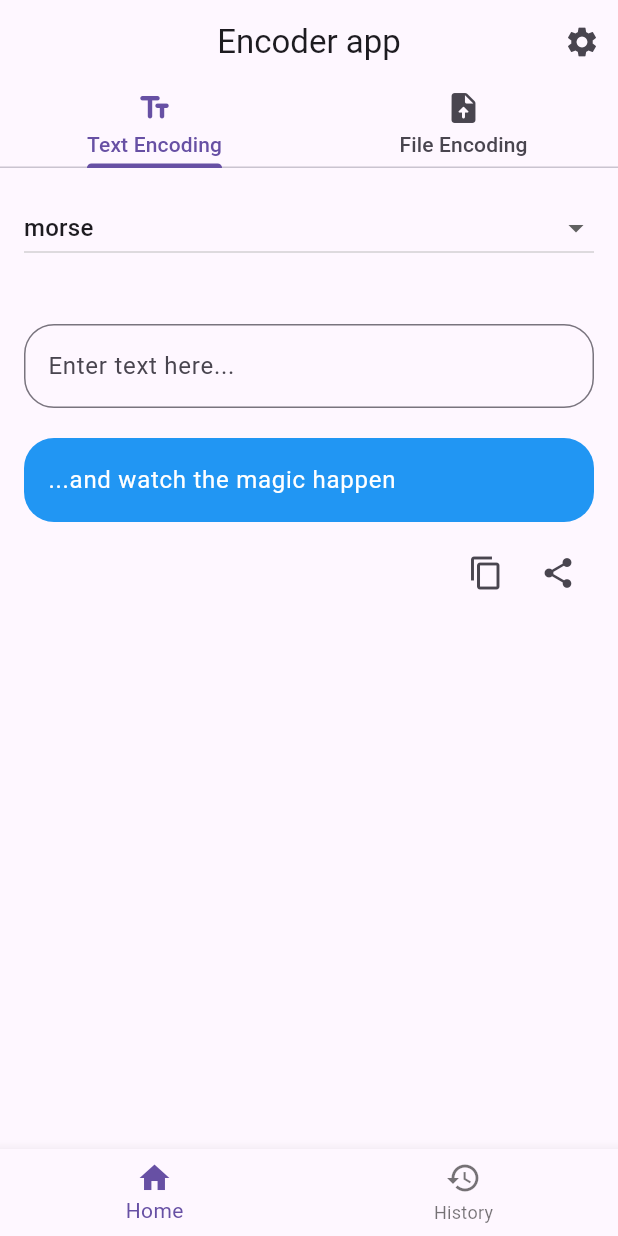
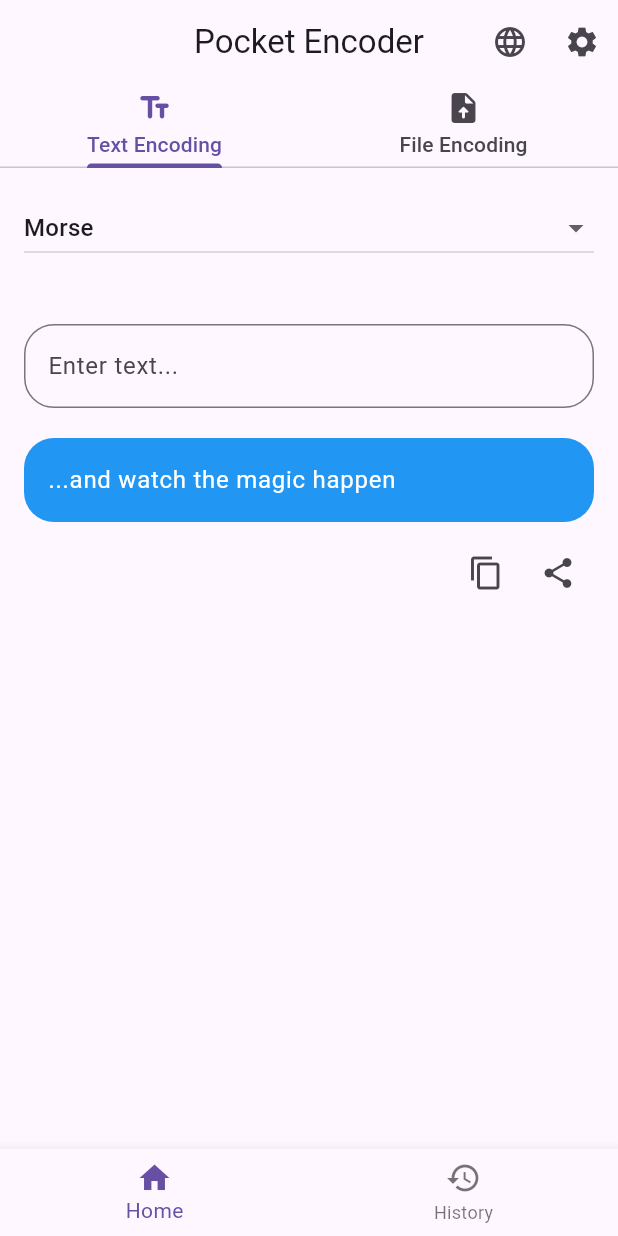
Before and after one commit to iorhael/flutter_encoder, a Flutter app: the screen it shows after launch, on a phone screen of 412 x 824 dp. Run offline on Flutter 3.47's test engine with Material 3 defaults, Android fonts, the phone set to English and light mode, and no system bars; our stand-ins replace easy_localization, file_picker, share_plus.

Commit message:
Add easy_localization

```diff
--- a/l10n.yaml
+++ /dev/null
@@ -1,3 +0,0 @@
-arb-dir: lib/src/localization
-template-arb-file: app_en.arb
-output-localization-file: app_localizations.dart
--- a/lib/src/app.dart
+++ b/lib/src/app.dart
@@ -1,6 +1,5 @@
 import 'package:flutter/material.dart';
-import 'package:flutter_gen/gen_l10n/app_localizations.dart';
-import 'package:flutter_localizations/flutter_localizations.dart';
+import 'package:easy_localization/easy_localization.dart';
 
 import 'main_view.dart';
 import 'settings/settings_controller.dart';
@@ -32,26 +31,9 @@ class MyApp extends StatelessWidget {
           // background.
           restorationScopeId: 'app',
 
-          // Provide the generated AppLocalizations to the MaterialApp. This
-          // allows descendant Widgets to display the correct translations
-          // depending on the user's locale.
-          localizationsDelegates: const [
-            AppLocalizations.delegate,
-            GlobalMaterialLocalizations.delegate,
-            GlobalWidgetsLocalizations.delegate,
-            GlobalCupertinoLocalizations.delegate,
-          ],
-          supportedLocales: const [
-            Locale('en', ''), // English, no country code
-          ],
-
-          // Use AppLocalizations to configure the correct application title
-          // depending on the user's locale.
-          //
-          // The appTitle is defined in .arb files found in the localization
-          // directory.
-          onGenerateTitle: (BuildContext context) =>
-              AppLocalizations.of(context)!.appTitle,
+          localizationsDelegates: context.localizationDelegates,
+          supportedLocales: context.supportedLocales,
+          locale: context.locale,
 
           // Define a light and dark color theme. Then, read the user's
           // preferred ThemeMode (light, dark, or system default) from the
--- a/lib/src/file_encode/file_encode_controller.dart
+++ b/lib/src/file_encode/file_encode_controller.dart
@@ -3,7 +3,6 @@ import 'dart:io';
 
 class FileEncodeController {
   Future<File?> pickFile() async {
-
     final result = await FilePicker.platform.pickFiles(
       allowMultiple: false,
       type: FileType.custom,
--- a/lib/src/file_encode/file_encode_view.dart
+++ b/lib/src/file_encode/file_encode_view.dart
@@ -44,7 +44,7 @@ class _FileEncodeViewState extends State<FileEncodeView> {
                 'Picked file: ${_selectedFile!.path}',
                 style: const TextStyle(fontSize: 16),
                 textAlign: TextAlign.center,
-            ),
+              ),
           ],
         ),
       ),
--- a/lib/src/localization/app_en.arb
+++ /dev/null
@@ -1,6 +0,0 @@
-{
-  "appTitle": "flutter_encoder",
-  "@appTitle": {
-    "description": "The title of the application"
-  }
-}
--- a/lib/src/main_view.dart
+++ b/lib/src/main_view.dart
@@ -1,4 +1,5 @@
 import 'package:flutter/material.dart';
+import 'package:easy_localization/easy_localization.dart';
 
 import 'settings/settings_view.dart';
 import 'text_encode/text_encode_view.dart';
@@ -30,9 +31,19 @@ class _MainViewState extends State<MainView> {
   Widget build(BuildContext context) {
     return Scaffold(
       appBar: AppBar(
-        title: Text('Encoder app'),
+        title: Text(context.tr('mainTitle')),
         centerTitle: true,
         actions: [
+          IconButton(
+            icon: const Icon(Icons.language),
+            onPressed: () {
+              if (context.locale == const Locale('en')) {
+                context.setLocale(const Locale('ru'));
+              } else {
+                context.setLocale(const Locale('en'));
+              }
+            },
+          ),
           IconButton(
             icon: const Icon(Icons.settings),
             onPressed: () {
@@ -45,14 +56,14 @@ class _MainViewState extends State<MainView> {
         child: _widgetOptions.elementAt(_selectedIndex),
       ),
       bottomNavigationBar: BottomNavigationBar(
-        items: const <BottomNavigationBarItem>[
+        items: <BottomNavigationBarItem>[
           BottomNavigationBarItem(
             icon: Icon(Icons.home),
-            label: 'Home',
+            label: context.tr('homeNavTitle'),
           ),
           BottomNavigationBarItem(
             icon: Icon(Icons.history),
-            label: 'History',
+            label: context.tr('historyNavTitle'),
           ),
         ],
         currentIndex: _selectedIndex,
--- a/lib/src/text_encode/text_encode_view.dart
+++ b/lib/src/text_encode/text_encode_view.dart
@@ -1,10 +1,11 @@
 import 'package:flutter/material.dart';
+import 'package:easy_localization/easy_localization.dart';
 
 import '../file_encode/file_encode_view.dart';
 import 'text_input_view.dart';
 
 class TextEncodeView extends StatelessWidget {
-  TextEncodeView ({super.key});
+  TextEncodeView({super.key});
 
   final List<Widget> _tabs = [
     TextInputView(),
@@ -19,8 +20,12 @@ class TextEncodeView extends StatelessWidget {
         appBar: AppBar(
           flexibleSpace: TabBar(
             tabs: [
-              Tab(icon: Icon(Icons.text_fields_rounded), text: 'Text Encoding'),
-              Tab(icon: Icon(Icons.upload_file_rounded), text: 'File Encoding'),
+              Tab(
+                  icon: Icon(Icons.text_fields_rounded),
+                  text: context.tr('textTabTitle')),
+              Tab(
+                  icon: Icon(Icons.upload_file_rounded),
+                  text: context.tr('fileTabTitle')),
             ],
           ),
         ),
--- a/lib/src/text_encode/text_input_view.dart
+++ b/lib/src/text_encode/text_input_view.dart
@@ -1,7 +1,9 @@
 import 'package:flutter/material.dart';
 import 'package:flutter/services.dart';
 import 'package:share_plus/share_plus.dart';
+import 'package:easy_localization/easy_localization.dart';
 
+import '../ciphers/encode_helper.dart';
 import '../ciphers/morse_encoder.dart';
 import '../ciphers/caesar_encoder.dart';
 import '../ciphers/vigenere_encoder.dart';
@@ -21,8 +23,26 @@ class _TextInputView extends State<TextInputView> {
   final TextEditingController _outputController = TextEditingController();
 
   EncodeAlgorithm _selectedAlgorithm = EncodeAlgorithm.morse;
+
   int _shiftValue = 1;
+  Locale? _previousLocale;
+
   bool _isErrorMessageVisible = false;
+
+  // To avoid slider overflow on locale changing due to different max alphabets sizes
+  @override
+  void didChangeDependencies() {
+    super.didChangeDependencies();
+
+    final currentLocale = context.locale;
+    if (_previousLocale != currentLocale) {
+      // Locale has changed, reset the slider value
+      setState(() {
+        _shiftValue = 1;
+      });
+      _previousLocale = currentLocale;
+    }
+  }
 
   @override
   Widget build(BuildContext context) {
@@ -51,7 +71,8 @@ class _TextInputView extends State<TextInputView> {
                               (EncodeAlgorithm value) {
                         return DropdownMenuItem<EncodeAlgorithm>(
                           value: value,
-                          child: Text(value.toString().split('.').last),
+                          child: Text(
+                              context.tr(value.toString().split('.').last)),
                         );
                       }).toList(),
                       isExpanded: true,
@@ -63,15 +84,16 @@ class _TextInputView extends State<TextInputView> {
                       TextField(
                         controller: _keyController,
                         decoration: InputDecoration(
-                          labelText: "Key:",
+                          labelText: context.tr('vigenereKeyHint'),
                           border: OutlineInputBorder(
                               borderRadius: BorderRadius.circular(20)),
                         ),
                         textCapitalization: TextCapitalization.characters,
                         keyboardType: TextInputType.text,
                         inputFormatters: <TextInputFormatter>[
-                          FilteringTextInputFormatter.allow(RegExp(r'[A-Z]'))
-                        ], // Update for different languages
+                          FilteringTextInputFormatter.allow(RegExp(
+                              EncodeHelper.alphabetInfo(context.locale.languageCode)['capitalLettersRange']!)),
+                        ],
                         onChanged: (text) {
                           setState(() {
                             _keyController.text = text;
@@ -82,12 +104,12 @@ class _TextInputView extends State<TextInputView> {
                     // Caesar slider
                     if (_selectedAlgorithm == EncodeAlgorithm.caesar)
                       Column(children: [
-                        Text('Shift:'),
+                        Text(context.tr('caesarShiftHint')),
                         Slider(
                           value: _shiftValue.toDouble(),
                           min: 1,
-                          max: 26,
-                          divisions: 25,
+                          max: double.parse(EncodeHelper.alphabetInfo( context.locale.languageCode)['sizeOfAlphabet']!),
+                          divisions: int.parse(EncodeHelper.alphabetInfo(context .locale.languageCode)['sizeOfAlphabet']!) - 1,
                           label: _shiftValue.toString(),
                           activeColor: Colors.blue,
                           onChanged: (double value) {
@@ -109,19 +131,25 @@ class _TextInputView extends State<TextInputView> {
                       decoration: InputDecoration(
                           border: OutlineInputBorder(
                               borderRadius: BorderRadius.circular(20)),
-                          hintText: "Enter text here..."),
+                          hintText: context.tr('encoderInputHint')),
                       onChanged: (text) {
                         setState(() {
                           try {
                             switch (_selectedAlgorithm) {
                               case EncodeAlgorithm.morse:
-                                _outputController.text =
-                                    MorseEncoder.encode(_inputController.text);
+                                _outputController.text = MorseEncoder.encode(
+                                    _inputController.text,
+                                    context.locale.languageCode);
                               case EncodeAlgorithm.caesar:
                                 _outputController.text = CaesarEncoder.encode(
-                                    _inputController.text, _shiftValue);
+                                    _inputController.text,
+                                    _shiftValue,
+                                    context.locale.languageCode);
                               case EncodeAlgorithm.vigenere:
-                                _outputController.text = VigenereEncoder.encode(_inputController.text, _keyController.text);
+                                _outputController.text = VigenereEncoder.encode(
+                                    _inputController.text,
+                                    _keyController.text,
+                                    context.locale.languageCode);
                             }
                           } on FormatException catch (e) {
                             if (_isErrorMessageVisible == false) {
@@ -139,7 +167,8 @@ class _TextInputView extends State<TextInputView> {
                                   .closed
                                   .then((_) {
                                 setState(() {
-                                  _isErrorMessageVisible = false; // To get rid of messages in the queue
+                                  _isErrorMessageVisible =
+                                      false; // To get rid of messages in the queue
                                 });
                               });
                             }
@@ -162,8 +191,7 @@ class _TextInputView extends State<TextInputView> {
                                 borderSide: BorderSide.none,
                                 borderRadius: BorderRadius.circular(20)),
                             hintStyle: TextStyle(color: Colors.white),
-                          hintText: "...and watch the magic happen"),
-                    ),
+                            hintText: context.tr('encoderOutputHint'))),
                     SizedBox(height: 10),
 
                     // Row with Copy and Share buttons
@@ -178,8 +206,7 @@ class _TextInputView extends State<TextInputView> {
                             );
                             ScaffoldMessenger.of(context).showSnackBar(
                               SnackBar(
-                                content: Text('Copied to clipboard'),
-                              ),
+                                  content: Text(context.tr('copiedMessage'))),
                             );
                           },
                         ),
```
Also changed, not shown: assets/translations/en.json (added, +23 -0 lines), assets/translations/ru.json (added, +23 -0 lines), lib/main.dart (+11 -1 lines), lib/src/settings/settings_view.dart (+7 -13 lines), pubspec.yaml (+2 -5 lines), pubspec.lock. Lines whose indentation alone changed are shown as unchanged.
